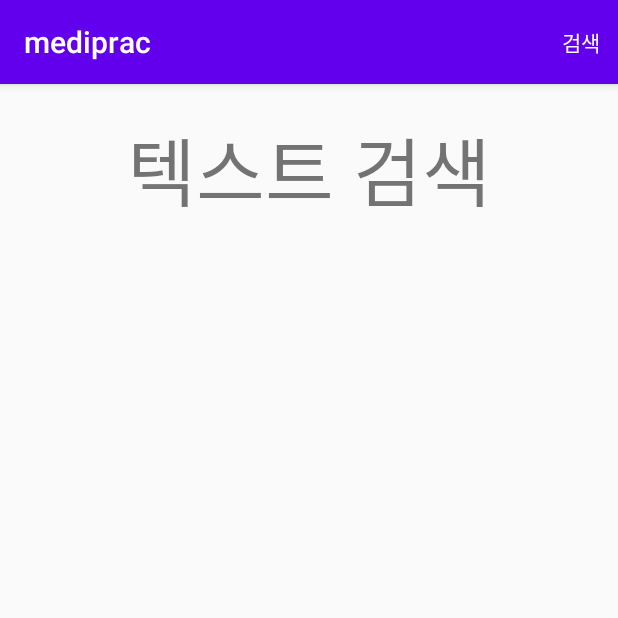
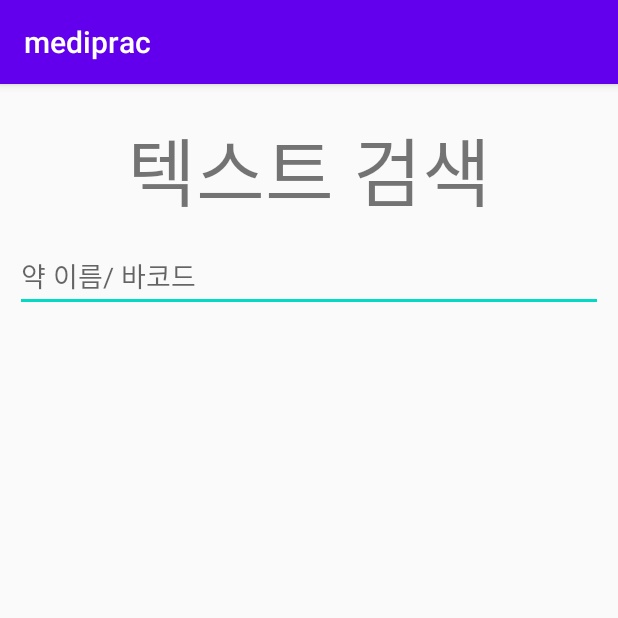
Before and after one commit to hyeonjiseon/mediapp, an Android app: the TextresultActivity screen opened directly, with no data from a screen before it, on a phone screen of 412 x 824 dp, the top half of it. Run offline under Robolectric (Android 15) with nearby library versions, the light colour scheme and no system bars; 1 statement that could not run was skipped.

Commit message:
delete search menu add editText

```diff
--- a/mediprac/app/src/main/AndroidManifest.xml
+++ b/mediprac/app/src/main/AndroidManifest.xml
@@ -1,5 +1,7 @@
 <?xml version="1.0" encoding="utf-8"?>
+
 <manifest xmlns:android="http://schemas.android.com/apk/res/android"
+    xmlns:tools="http://schemas.android.com/tools"
     package="company.co.mediprac">
 
     <uses-permission android:name="android.permission.INTERNET" />
@@ -12,13 +14,14 @@
         android:supportsRtl="true"
         android:theme="@style/AppTheme"
         android:usesCleartextTraffic="true">
+
         <activity android:name=".CapinfoActivity"></activity>
         <activity android:name=".EffectinfoActivity" />
         <activity android:name=".BasicinfoActivity" />
         <activity android:name=".SearchinfoActivity" />
         <activity android:name=".TextresultActivity" />
         <activity android:name=".SearchActivity" />
-        android:theme="@style/AppTheme">
+
         <activity android:name=".CustomScannerActivity"></activity>
         <activity
             android:name=".AnyOrientationCaptureActivity"
@@ -27,7 +30,6 @@
             android:theme="@style/zxing_CaptureTheme"
             android:windowSoftInputMode="stateAlwaysHidden" />
         <activity android:name=".BaresultActivity" />
-        <activity android:name=".SearchActivity" />
         <activity android:name=".MainActivity">
             <intent-filter>
                 <action android:name="android.intent.action.MAIN" />
--- a/mediprac/app/src/main/java/company/co/mediprac/RecyclerviewAdapter.java
+++ b/mediprac/app/src/main/java/company/co/mediprac/RecyclerviewAdapter.java
@@ -22,6 +22,8 @@ public class RecyclerviewAdapter extends RecyclerView.Adapter<RecyclerviewAdapte
     private ArrayList<Recent> filterList;
     private LayoutInflater mInflate;
     private Context mContext;
+
+
     SearchView searchView;
 
     public RecyclerviewAdapter(Context context, ArrayList<Recent> items) {
@@ -128,6 +130,10 @@ public class RecyclerviewAdapter extends RecyclerView.Adapter<RecyclerviewAdapte
          @Override
          protected FilterResults performFiltering(CharSequence constraint) {
 
+//             if(barcodeinfo != null){
+//                 constraint = barcodeinfo;
+//             }
+
              String charString = constraint.toString();
 
              Log.e("CHAR String", charString);
--- a/mediprac/app/src/main/java/company/co/mediprac/TextresultActivity.java
+++ b/mediprac/app/src/main/java/company/co/mediprac/TextresultActivity.java
@@ -2,11 +2,10 @@ package company.co.mediprac;
 
 import android.os.AsyncTask;
 import android.os.Bundle;
+import android.text.Editable;
+import android.text.TextWatcher;
 import android.util.Log;
-import android.view.Menu;
-import android.view.MenuItem;
-import android.view.inputmethod.EditorInfo;
-import android.widget.SearchView;
+import android.widget.EditText;
 import android.widget.Toast;
 
 import androidx.appcompat.app.AppCompatActivity;
@@ -23,7 +22,7 @@ import java.io.InputStreamReader;
 import java.net.URL;
 import java.util.ArrayList;
 
-public class TextresultActivity extends AppCompatActivity implements RecyclerviewAdapter.onItemListener {
+public class TextresultActivity extends AppCompatActivity implements RecyclerviewAdapter.onItemListener, TextWatcher {
 
     public String requestUrl;
     Recent bus = null;
@@ -34,7 +33,7 @@ public class TextresultActivity extends AppCompatActivity implements Recyclervie
     public String barcodeinfo;
     XmlPullParser xpp;
     String data;
-
+    EditText editText;
 
     @Override
     protected void onCreate(Bundle savedInstanceState) {
@@ -44,52 +43,78 @@ public class TextresultActivity extends AppCompatActivity implements Recyclervie
         MyAsyncTask myAsyncTask = new MyAsyncTask();
         myAsyncTask.execute();
 
+        editText = (EditText) findViewById(R.id.editText);
+        if(getIntent().getStringExtra("BAR_CODE_info") != null) {
+            barcodeinfo = getIntent().getStringExtra("BAR_CODE_info");
+            Log.e("barcodeinfo", barcodeinfo);
+            editText.setText(barcodeinfo);
+        }
+        editText.addTextChangedListener(this);
+    }
+
+    @Override
+    public void beforeTextChanged(CharSequence s, int start, int count, int after) {
+        adapter.getFilter().filter(s);
+    }
+
+    @Override
+    public void onTextChanged(CharSequence s, int start, int before, int count) {
+        adapter.getFilter().filter(s);
 
     }
 
     @Override
-    public boolean onCreateOptionsMenu(Menu menu) {
-        getMenuInflater().inflate(R.menu.menu, menu);
-        MenuItem searchItem = menu.findItem(R.id.action_search);
-        SearchView searchView = (SearchView) searchItem.getActionView();
-        searchView.setImeOptions(EditorInfo.IME_ACTION_DONE);
-
-        searchView.setOnQueryTextListener(new SearchView.OnQueryTextListener() {
-
-                @Override
-                public boolean onQueryTextSubmit (String query){
-                Log.e("query", query);
-                return false;
-                }
-
-                @Override
-                public boolean onQueryTextChange (String newText){
-                    Log.e("NEWTEXT", newText);
-                    adapter.getFilter().filter(newText);
-
-                    if (getIntent().getStringExtra("BAR_CODE_info") != null){
-                        barcodeinfo = getIntent().getStringExtra("BAR_CODE_info");
-                        Log.e("barcodeinfo", barcodeinfo);
-                        adapter.getFilter().filter(barcodeinfo);
-                    }
-                    return false;
-            }
-        });
-
-
-        return super.onCreateOptionsMenu(menu);
+    public void afterTextChanged(Editable s) {
+        String filterText = s.toString() ;
+        adapter.getFilter().filter(filterText);
     }
 
-    @Override
-    public boolean onOptionsItemSelected(MenuItem item) {
-        int id = item.getItemId();
-
-        //noinspection SimplifiableIfStatement
-        if (id == R.id.action_search) {
-            return true;
-        }
-        return super.onOptionsItemSelected(item);
-    }
+//    @Override
+//    public boolean onCreateOptionsMenu(Menu menu) {
+//        getMenuInflater().inflate(R.menu.menu, menu);
+//        MenuItem searchItem = menu.findItem(R.id.action_search);
+//        SearchView searchView = (SearchView) searchItem.getActionView();
+//        searchView.setImeOptions(EditorInfo.IME_ACTION_DONE);
+//
+//        searchView.setOnQueryTextListener(new SearchView.OnQueryTextListener() {
+//
+//                @Override
+//                public boolean onQueryTextSubmit (String query){
+////                    if (barcodeinfo != null) {
+////                        Log.e("barcodeinfoquery", barcodeinfo);
+////                        query = barcodeinfo;
+////                        Log.d("query", query);
+////                        adapter.getFilter().filter(query);
+////                    }
+//                    Log.d("query", query);
+//
+//                return false;
+//                }
+//
+//                @Override
+//                public boolean onQueryTextChange (String newText){
+//
+//
+//                    Log.e("NEWTEXT", newText);
+//                    adapter.getFilter().filter(newText);
+//                    return false;
+//            }
+//        });
+//
+//
+//        return super.onCreateOptionsMenu(menu);
+//    }
+//
+//    @Override
+//    public boolean onOptionsItemSelected(MenuItem item) {
+//        int id = item.getItemId();
+//
+//        //noinspection SimplifiableIfStatement
+//        if (id == R.id.action_search) {
+//            return true;
+//        }
+//        return super.onOptionsItemSelected(item);
+//    }
 
     @Override
     public void onItemClicked(int position) {
@@ -254,6 +279,9 @@ public class TextresultActivity extends AppCompatActivity implements Recyclervie
         }
         return link;
     }
+
+
+
 
     /*private String readLink2(XmlPullParser parser) throws IOException, XmlPullParserException {
         String link2 = "";
--- a/mediprac/app/src/main/res/layout/activity_textresult.xml
+++ b/mediprac/app/src/main/res/layout/activity_textresult.xml
@@ -17,6 +17,14 @@
         android:text="텍스트 검색"
         android:textSize="50sp" />
 
+    <EditText
+        android:id="@+id/editText"
+        android:layout_width="match_parent"
+        android:layout_height="wrap_content"
+        android:ems="10"
+        android:hint="약 이름/ 바코드 "
+        android:inputType="textPersonName" />
+
     <androidx.recyclerview.widget.RecyclerView
         android:id="@+id/recyclerview_medlist"
         android:layout_width="match_parent"
--- a/mediprac/app/src/main/res/menu/menu.xml
+++ b/mediprac/app/src/main/res/menu/menu.xml
@@ -1,9 +1,9 @@
 <?xml version="1.0" encoding="utf-8"?>
 <menu xmlns:android="http://schemas.android.com/apk/res/android"
 xmlns:app="http://schemas.android.com/apk/res-auto">
-<item
-    android:id="@+id/action_search"
-    android:title="검색"
-    app:showAsAction="ifRoom|collapseActionView"
-    app:actionViewClass="android.widget.SearchView"/>
+<!--<item-->
+<!--    android:id="@+id/action_search"-->
+<!--    android:title="검색"-->
+<!--    app:showAsAction="ifRoom|collapseActionView"-->
+<!--    app:actionViewClass="android.widget.SearchView"/>-->
 </menu>
```
